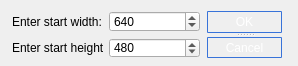
Old version of the form Painter/sizedialog.ui in the repository SuperSolik/study-cpp-projects.
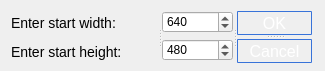
New version of the form.

Commit message: set fixed size of start_dialog + add error open without create

Patch:
```diff
--- a/Painter/sizedialog.ui
+++ b/Painter/sizedialog.ui
@@ -6,18 +6,18 @@
    <rect>
     <x>0</x>
     <y>0</y>
-    <width>298</width>
-    <height>66</height>
+    <width>325</width>
+    <height>71</height>
    </rect>
   </property>
   <property name="windowTitle">
    <string>Dialog</string>
   </property>
   <property name="styleSheet">
-   <string notr="true">QPushButton {
+   <string notr="true">QPushButton#okButton {
     padding:2px;
     color: #fff;
-    font-size: 12px;
+    font-size: 16px;
     border-radius: 1px;
     border: 1px solid #3873d9;
     background-color: qlineargradient( x1: 0, y1: 0, x2: 0, y2: 1,
@@ -27,53 +27,72 @@
     color: #111;
     border: 1px solid #3873d9;
     background: #fff;
+ }
+
+QPushButton#cancelButton {
+    padding:2px;
+    color: #fff;
+    font-size: 16px;
+    border-radius: 1px;
+    border: 1px solid #3873d9;
+    background-color: qlineargradient( x1: 0, y1: 0, x2: 0, y2: 1,
+                                        stop: 0 #4287ff, stop: 1 #356ccc);
+ }
+QPushButton#cancelButton:pressed {
+    color: #111;
+    border: 1px solid #3873d9;
+    background: #fff;
+ }
+
+QLabel#label {
+   font-size: 14px;
+ }
+
+QLabel#label_2 {
+   font-size: 14px;
  }</string>
   </property>
-  <widget class="QWidget" name="">
+  <widget class="QSplitter" name="splitter_3">
    <property name="geometry">
     <rect>
      <x>11</x>
      <y>11</y>
-     <width>273</width>
-     <height>47</height>
+     <width>301</width>
+     <height>52</height>
     </rect>
    </property>
-   <layout class="QGridLayout" name="gridLayout_2">
-    <item row="0" column="0">
-     <layout class="QGridLayout" name="gridLayout">
-      <item row="0" column="0">
+   <property name="orientation">
+    <enum>Qt::Horizontal</enum>
+   </property>
+   <widget class="QSplitter" name="splitter_2">
+    <property name="orientation">
+     <enum>Qt::Horizontal</enum>
+    </property>
+    <widget class="QWidget" name="">
+     <layout class="QVBoxLayout" name="verticalLayout_2">
+      <item>
        <widget class="QLabel" name="label">
-        <property name="minimumSize">
-         <size>
-          <width>91</width>
-          <height>0</height>
-         </size>
-        </property>
-        <property name="maximumSize">
-         <size>
-          <width>91</width>
-          <height>16777215</height>
-         </size>
-        </property>
         <property name="text">
          <string>Enter start width:</string>
         </property>
        </widget>
       </item>
-      <item row="0" column="1">
+      <item>
+       <widget class="QLabel" name="label_2">
+        <property name="text">
+         <string>Enter start height:</string>
+        </property>
+       </widget>
+      </item>
+     </layout>
+    </widget>
+    <widget class="QWidget" name="">
+     <layout class="QVBoxLayout" name="verticalLayout">
+      <property name="leftMargin">
+       <number>0</number>
+      </property>
+      <item>
        <widget class="QSpinBox" name="wBox">
-        <property name="minimumSize">
-         <size>
-          <width>91</width>
-          <height>0</height>
-         </size>
-        </property>
-        <property name="maximumSize">
-         <size>
-          <width>91</width>
-          <height>16777215</height>
-         </size>
-        </property>
         <property name="minimum">
          <number>1</number>
         </property>
@@ -85,39 +104,8 @@
         </property>
        </widget>
       </item>
-      <item row="1" column="0">
-       <widget class="QLabel" name="label_2">
-        <property name="minimumSize">
-         <size>
-          <width>91</width>
-          <height>0</height>
-         </size>
-        </property>
-        <property name="maximumSize">
-         <size>
-          <width>91</width>
-          <height>16777215</height>
-         </size>
-        </property>
-        <property name="text">
-         <string>Enter start height:</string>
-        </property>
-       </widget>
-      </item>
-      <item row="1" column="1">
+      <item>
        <widget class="QSpinBox" name="hBox">
-        <property name="minimumSize">
-         <size>
-          <width>91</width>
-          <height>0</height>
-         </size>
-        </property>
-        <property name="maximumSize">
-         <size>
-          <width>91</width>
-          <height>16777215</height>
-         </size>
-        </property>
         <property name="minimum">
          <number>1</number>
         </property>
@@ -130,8 +118,8 @@
        </widget>
       </item>
      </layout>
-    </item>
-    <item row="0" column="1">
+    </widget>
+   </widget>
      <widget class="QSplitter" name="splitter">
       <property name="orientation">
        <enum>Qt::Vertical</enum>
@@ -149,6 +137,9 @@
          <height>16777215</height>
         </size>
        </property>
+     <property name="styleSheet">
+      <string notr="true"/>
+     </property>
        <property name="text">
         <string>OK</string>
        </property>
@@ -171,8 +162,6 @@
        </property>
       </widget>
      </widget>
-    </item>
-   </layout>
   </widget>
  </widget>
  <resources/>
```
Left out of the diff: 2 changed lines with no effect on the pictures. Lines whose indentation alone changed are shown as unchanged. The commit also changes 5 other files.
